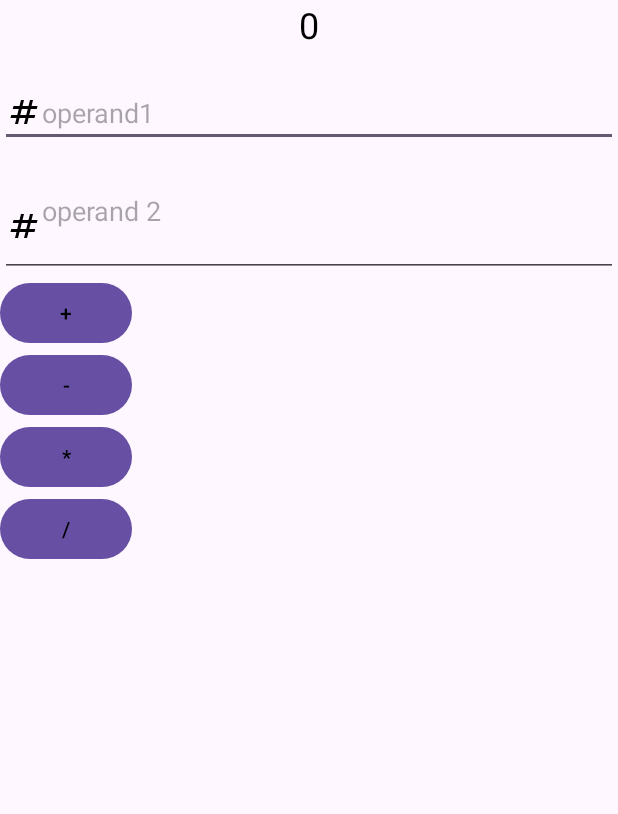
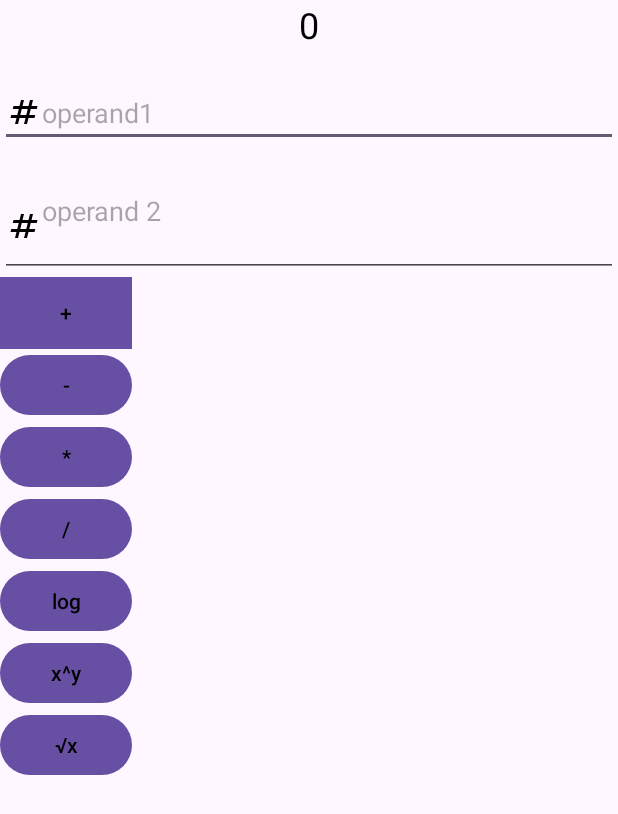
Before and after one commit to KomnisEvangelos/MVC-Calculator, an Android app: the MainActivity screen opened directly, with no data from a screen before it, on a phone screen of 412 x 824 dp. Shown: the top 814 px of the screen. Run offline under Robolectric (Android 15) with nearby library versions, the phone set to English and light mode, and no system bars.

Commit message:
Created Log,Power and Root buttons.

```diff
--- a/app/src/main/res/layout/activity_main.xml
+++ b/app/src/main/res/layout/activity_main.xml
@@ -14,14 +14,14 @@
         android:textSize="24sp"
         android:textAlignment="center"
         />
+
     <EditText
+        android:id="@+id/operand1EditText"
         android:layout_width="match_parent"
         android:layout_height="wrap_content"
-        android:id="@+id/operand1EditText"
-        android:hint="@string/operand1"
         android:layout_marginTop="20dp"
         android:drawableLeft="@drawable/baseline_numbers_24"
-        />
+        android:hint="@string/operand1" />
 
 
     <EditText
@@ -34,13 +34,15 @@
         />
 
     <Button
+        android:id="@+id/addBtn"
         android:layout_width="wrap_content"
         android:layout_height="wrap_content"
+        android:background="@color/white"
+        android:contentDescription="This is an ADD button"
         android:shadowColor="@color/white"
+        android:text="+"
         android:textColor="@color/black"
-        android:text="+"
-        android:id="@+id/addBtn"
-        />
+        tools:src="@drawable/buttonplusshadow" />
 
     <Button
         android:layout_width="wrap_content"
@@ -71,4 +73,35 @@
         android:onClick="onDivisionButtonClicked"
         />
 
+    <Button
+        android:layout_width="wrap_content"
+        android:layout_height="wrap_content"
+        android:shadowColor="@color/white"
+        android:textColor="@color/black"
+        android:id="@+id/logBtn"
+        android:text="log"
+        android:onClick="onLogButtonClicked"
+        />
+
+    <Button
+        android:layout_width="wrap_content"
+        android:layout_height="wrap_content"
+        android:shadowColor="@color/white"
+        android:textColor="@color/black"
+        android:id="@+id/powerBtn"
+        android:text="x^y"
+        android:onClick="onPowerButtonClicked"
+        />
+
+    <Button
+        android:layout_width="wrap_content"
+        android:layout_height="wrap_content"
+        android:shadowColor="@color/white"
+        android:textColor="@color/black"
+        android:id="@+id/rootBtn"
+        android:text="√x"
+        android:onClick="onRootButtonClicked"
+        />
+
+
 </LinearLayout>
```
Also changed, not shown: app/src/main/java/com/example/mvc_calculator/Controllers/CalculatorController.java (+15 -0 lines), app/src/main/java/com/example/mvc_calculator/Models/CalculatorModel.java (+12 -0 lines), app/src/main/java/com/example/mvc_calculator/Views/MainActivity.java (+20 -0 lines), app/src/main/res/layout/activity_splash.xml (+5 -6 lines), app/src/main/res/drawable/button.png (added), app/src/main/res/drawable/buttonplusshadow.png (added), app/src/main/res/drawable/login2.png (added).
